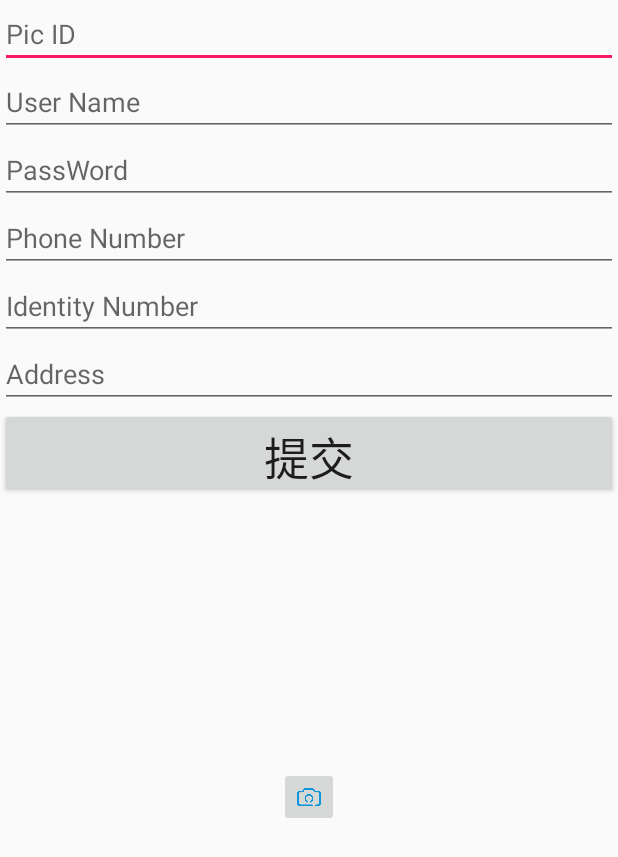
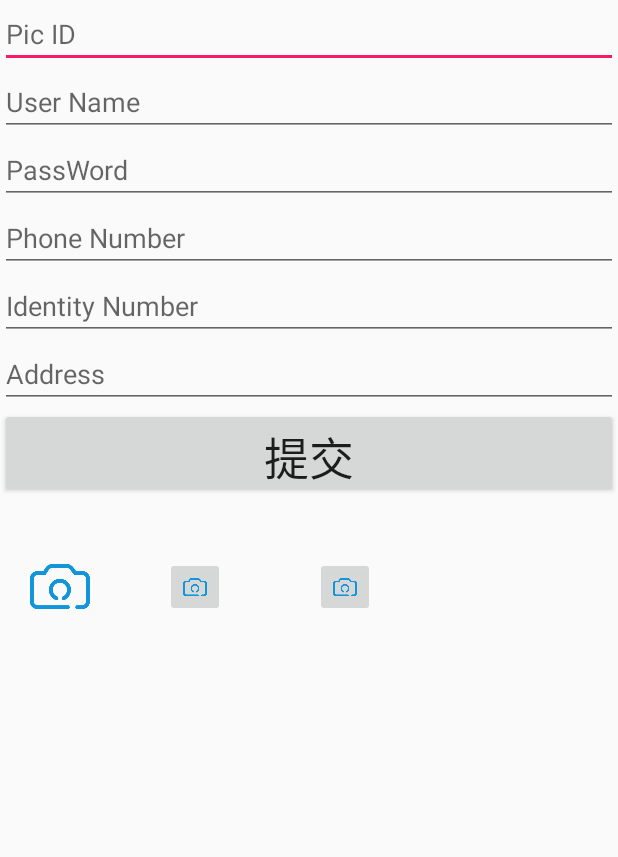
Before and after one commit to FarmerQi/Demo, an Android app: the screen it shows after launch (SecondActivity), on a phone screen of 412 x 824 dp. Shown: the top 857 px of the screen. Run offline under Robolectric (Android 15) with nearby library versions, the light colour scheme and no system bars.

```diff
--- a/Farm/MyApplication/app/src/main/res/layout/nav_bar_main.xml
+++ b/Farm/MyApplication/app/src/main/res/layout/nav_bar_main.xml
@@ -98,7 +98,8 @@
             android:id="@+id/fourth_button"
             android:layout_width="0dp"
             android:layout_height="match_parent"
-            android:layout_weight="1">
+            android:layout_weight="1"
+            >
 
             <ImageView
                 android:id="@+id/fourth_button_image"
--- a/Farm/MyApplication/app/src/main/res/layout/test.xml
+++ b/Farm/MyApplication/app/src/main/res/layout/test.xml
@@ -61,10 +61,14 @@
         android:id="@+id/result_text"
         android:layout_width="match_parent"
         android:layout_height="wrap_content" />
+    <LinearLayout
+        android:layout_width="match_parent"
+        android:layout_height="wrap_content"
+        android:orientation="horizontal">
         <ImageView
             android:id="@+id/image_view"
-        android:layout_width="120dp"
-        android:layout_height="120dp"
+            android:layout_width="40dp"
+            android:layout_height="40dp"
             android:layout_gravity="center"
             android:layout_margin="20dp"
             android:src="@drawable/camera"/>
@@ -77,4 +81,16 @@
             android:layout_gravity="center"
             android:scaleType="centerInside"
             android:src="@drawable/camera"/>
+        <ImageButton
+            android:id="@+id/image_button_album"
+            android:layout_width="40dp"
+            android:layout_height="40dp"
+            android:layout_marginRight="30dp"
+            android:layout_marginLeft="30dp"
+            android:layout_gravity="center"
+            android:scaleType="centerInside"
+            android:src="@drawable/camera"/>
+
     </LinearLayout>
+
+</LinearLayout>
--- a/Farm/MyApplication/app/src/main/res/xml/files.xml
+++ b/Farm/MyApplication/app/src/main/res/xml/files.xml
@@ -1,7 +1,6 @@
-
-<paths>
+<?xml version="1.0" encoding="utf-8" ?>
+<paths xmlns:xmls="http://schemas.android.com/apk/res/android">
     <files-path
         name="images"
         path="./"></files-path>
-
 </paths>
```
Also changed, not shown: Farm/MyApplication/app/src/main/AndroidManifest.xml (+6 -6 lines), Farm/MyApplication/app/src/main/java/com/example/farmerqi/farm/MainActivity.java (+19 -2 lines), Farm/MyApplication/app/src/main/java/com/example/farmerqi/farm/SecondActivity.java (+67 -39 lines). Lines whose indentation alone changed are shown as unchanged.
